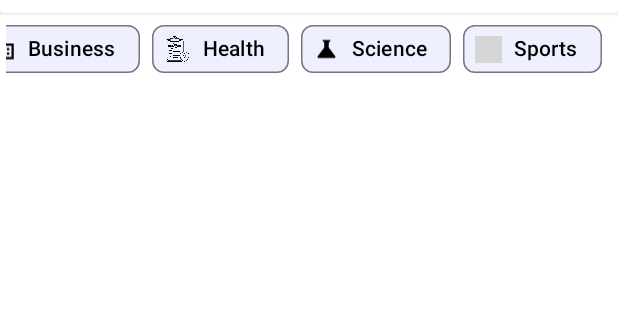
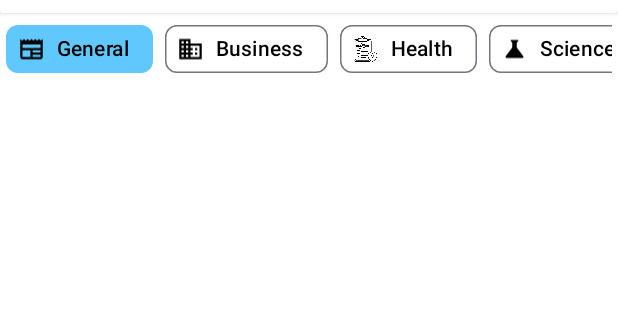
Before and after one commit to Dtorres4433/NewsApp, an Android app: the screen it shows after launch (NewsActivity), on a phone screen of 412 x 824 dp, the part 59-379 px from its top. Run offline under Robolectric (Android 15) with nearby library versions, the phone set to English and light mode, and no system bars.

Commit message:
Refactor: Implement ChipGroup for news categories and update styles
- Adds `chip_background_color.xml` for chip background colors.
- Updates `themes.xml` to include `NewsAppChips` style.
- Modifies `activity_news.xml` to use `ChipGroup` for news categories, adds new chip icons, and updates chip styles.

```diff
--- /dev/null
+++ b/app/src/main/res/color/chip_background_color.xml
@@ -0,0 +1,5 @@
+<?xml version="1.0" encoding="utf-8"?>
+<selector xmlns:android="http://schemas.android.com/apk/res/android">
+    <item android:color="#60C8FC" android:state_checked="true" />
+    <item android:color="@color/white" />
+</selector>
--- a/app/src/main/res/layout/activity_news.xml
+++ b/app/src/main/res/layout/activity_news.xml
@@ -58,63 +58,63 @@
                 android:id="@+id/chipGroup"
                 android:layout_width="wrap_content"
                 android:layout_height="wrap_content"
-                android:layout_gravity="center"
                 app:checkedChip="@id/chipGeneral"
                 app:singleLine="true"
-                app:singleSelection="true">
+                app:singleSelection="true"
+                app:selectionRequired="true">
 
                 <com.google.android.material.chip.Chip
+                    style="@style/NewsAppChips"
                     android:id="@+id/chipGeneral"
                     android:layout_width="wrap_content"
                     android:layout_height="wrap_content"
+                    android:text="@string/general"
                     android:checkable="true"
-                    android:text="@string/general"
-                    app:chipBackgroundColor="@color/material_dynamic_primary95"
                     app:chipIcon="@drawable/newspaper" />
 
                 <com.google.android.material.chip.Chip
+                    style="@style/NewsAppChips"
                     android:id="@+id/chipBusiness"
                     android:layout_width="wrap_content"
                     android:layout_height="wrap_content"
+                    android:text="@string/business"
                     android:checkable="true"
-                    android:text="@string/business"
-                    app:chipBackgroundColor="@color/material_dynamic_primary95"
                     app:chipIcon="@drawable/business" />
 
                 <com.google.android.material.chip.Chip
+                    style="@style/NewsAppChips"
                     android:id="@+id/chipHealth"
                     android:layout_width="wrap_content"
                     android:layout_height="wrap_content"
+                    android:text="@string/health"
                     android:checkable="true"
-                    android:text="@string/health"
-                    app:chipBackgroundColor="@color/material_dynamic_primary95"
                     app:chipIcon="@drawable/health" />
 
                 <com.google.android.material.chip.Chip
+                    style="@style/NewsAppChips"
                     android:id="@+id/chipScience"
                     android:layout_width="wrap_content"
                     android:layout_height="wrap_content"
+                    android:text="@string/science"
                     android:checkable="true"
-                    android:text="@string/science"
-                    app:chipBackgroundColor="@color/material_dynamic_primary95"
                     app:chipIcon="@drawable/science" />
 
                 <com.google.android.material.chip.Chip
+                    style="@style/NewsAppChips"
                     android:id="@+id/chipSports"
                     android:layout_width="wrap_content"
                     android:layout_height="wrap_content"
+                    android:text="@string/sports"
                     android:checkable="true"
-                    android:text="@string/sports"
-                    app:chipBackgroundColor="@color/material_dynamic_primary95"
                     app:chipIcon="@drawable/sports" />
 
                 <com.google.android.material.chip.Chip
+                    style="@style/NewsAppChips"
                     android:id="@+id/chipTechnology"
                     android:layout_width="wrap_content"
                     android:layout_height="wrap_content"
+                    android:text="@string/technology"
                     android:checkable="true"
-                    android:text="@string/technology"
-                    app:chipBackgroundColor="@color/material_dynamic_primary95"
                     app:chipIcon="@drawable/laptop" />
             </com.google.android.material.chip.ChipGroup>
         </HorizontalScrollView>
```
Also changed, not shown: app/src/main/res/values/themes.xml (+5 -15 lines).
